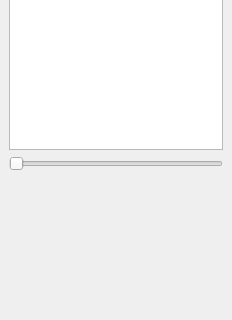
Old version of the form src/ui/ript_dockwidget_base.ui in the repository Riverscapes/QRiS; both pictures show x 0 to 232 and y 108 to 428 of the 232 by 536 pixel window.
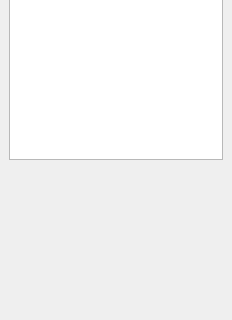
New version of the form.

Commit message: Detrended elevation Slider

What changed in the file:
```diff
--- a/src/ui/ript_dockwidget_base.ui
+++ b/src/ui/ript_dockwidget_base.ui
@@ -23,13 +23,6 @@
      </widget>
     </item>
     <item row="1" column="0">
-     <widget class="QSlider" name="horizontalSlider">
-      <property name="orientation">
-       <enum>Qt::Horizontal</enum>
-      </property>
-     </widget>
-    </item>
-    <item row="2" column="0">
      <spacer name="verticalSpacer">
       <property name="orientation">
        <enum>Qt::Vertical</enum>
```
The commit also changes 11 other files.
